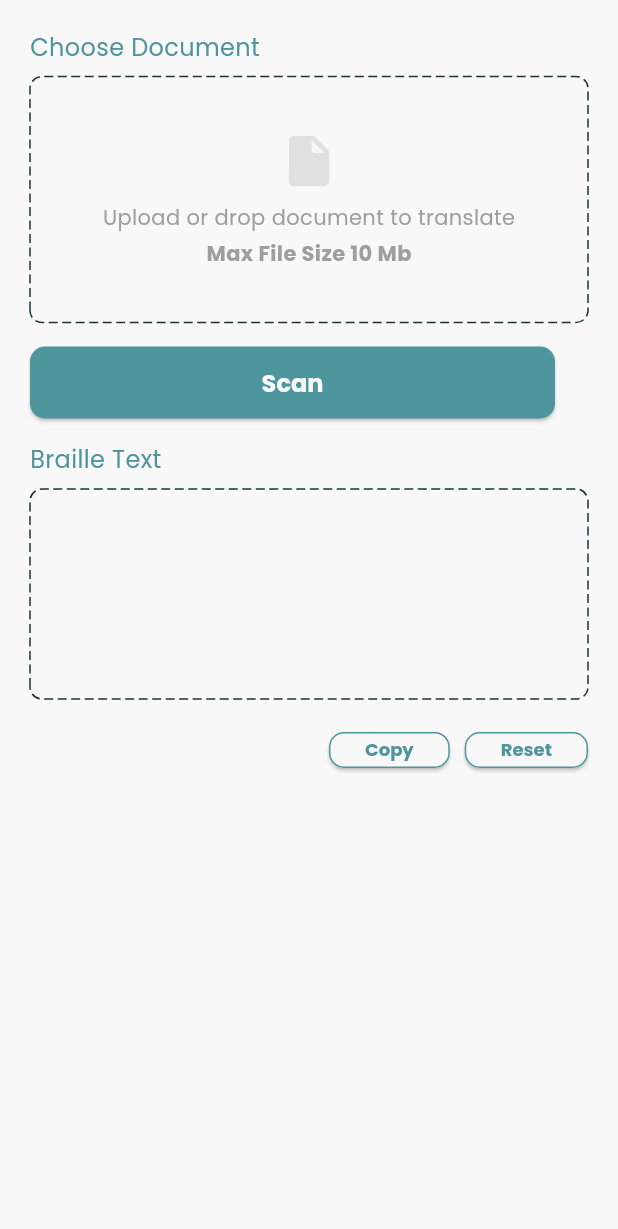
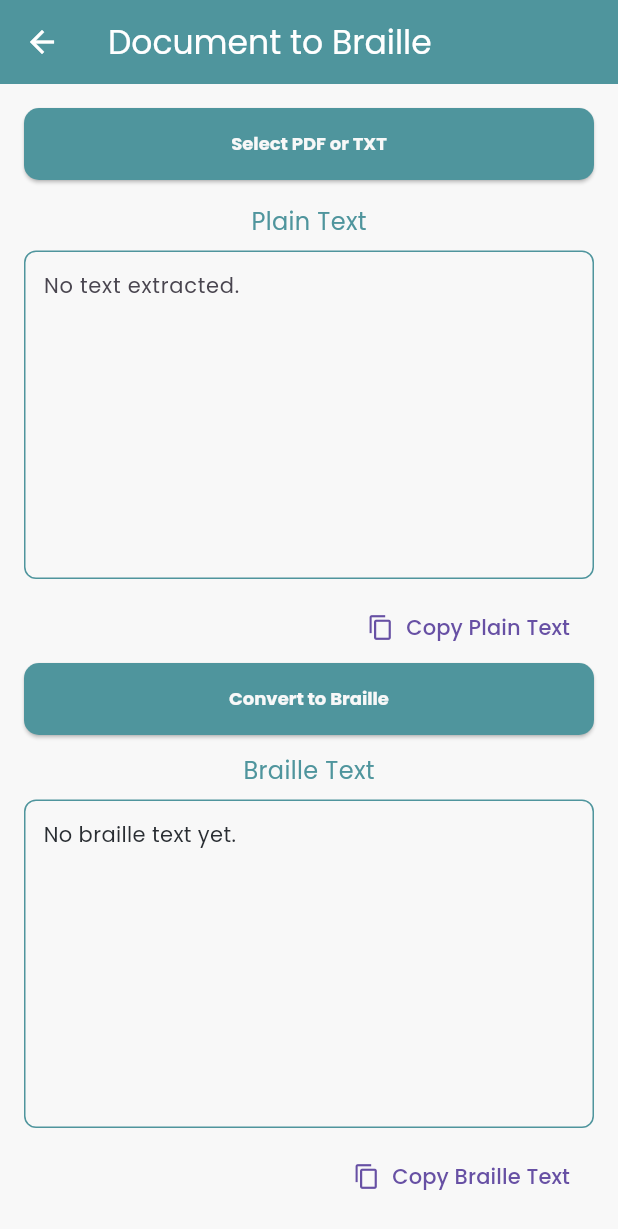
Before and after one commit to AhmadNaufal2525/braille-app, a Flutter app: the DocumentScreen screen opened by its route, on a phone screen of 412 x 824 dp. Shown: the top 1229 px of the screen. Run offline on Flutter 3.47's test engine with Material 3 defaults, Android fonts, the phone set to English and light mode, and no system bars; drawn by our look-alikes of dotted_border; our stand-ins replace camera, file_picker, permission_handler; missing offline and left inert: google_mlkit_text_recognition, syncfusion_flutter_pdf.

Commit message:
add document scan pdf and text

```diff
--- a/lib/ui/screen/document/document_screen.dart
+++ b/lib/ui/screen/document/document_screen.dart
@@ -1,9 +1,13 @@
-import 'package:braille_app/ui/screen/document/widget/dashed_file_form.dart';
-import 'package:braille_app/ui/screen/home/widget/dashed_textform_field.dart';
+import 'dart:io';
+import 'package:flutter/material.dart';
+import 'package:flutter/services.dart';
+import 'package:syncfusion_flutter_pdf/pdf.dart';
+import 'package:file_picker/file_picker.dart';
+import 'package:braille_app/ui/shared/basic_button.dart';
+import 'package:braille_app/ui/shared/label.dart';
 import 'package:braille_app/utils/config/theme/app_colors.dart';
 import 'package:braille_app/utils/config/theme/app_text_style.dart';
-import 'package:flutter/material.dart';
-import 'package:flutter/services.dart';
+import 'package:braille_app/ui/screen/home/converter.dart';
 
 class DocumentScreen extends StatefulWidget {
   const DocumentScreen({super.key});
@@ -13,77 +17,158 @@ class DocumentScreen extends StatefulWidget {
 }
 
 class _DocumentScreenState extends State<DocumentScreen> {
-  final TextEditingController brailleTextController = TextEditingController();
+  final TextEditingController plainTextController = TextEditingController();
+  String brailleText = '';
+
+  Future<void> pickFile() async {
+    final result = await FilePicker.platform.pickFiles(
+      type: FileType.custom,
+      allowedExtensions: ['pdf', 'txt'],
+    );
+
+    if (result != null && result.files.single.path != null) {
+      final filePath = result.files.single.path!;
+      final extension = filePath.split('.').last.toLowerCase();
+
+      if (extension == 'pdf') {
+        final bytes = File(filePath).readAsBytesSync();
+        final PdfDocument document = PdfDocument(inputBytes: bytes);
+        final extractor = PdfTextExtractor(document);
+        final StringBuffer buffer = StringBuffer();
+
+        for (int i = 0; i < document.pages.count; i++) {
+          final pageText = extractor.extractText(
+            startPageIndex: i,
+            endPageIndex: i,
+          );
+          buffer.writeln(pageText);
+          buffer.writeln('\n');
+        }
+
+        document.dispose();
+
+        setState(() {
+          plainTextController.text = _cleanText(buffer.toString());
+          brailleText = '';
+        });
+      } else if (extension == 'txt') {
+        final String content = await File(filePath).readAsString();
+        setState(() {
+          plainTextController.text = content.trim();
+          brailleText = '';
+        });
+      } else {
+        ScaffoldMessenger.of(context).showSnackBar(
+          const SnackBar(content: Text("Unsupported file format")),
+        );
+      }
+    }
+  }
+
+  String _cleanText(String text) {
+    return text
+        .replaceAll(RegExp(r'[ \t]+'), ' ')
+        .replaceAll(RegExp(r'\n{2,}'), '\n\n')
+        .trim();
+  }
+
+  void convertToBraille() {
+    setState(() {
+      brailleText = latinToBraille(plainTextController.text);
+    });
+  }
+
+  void copyToClipboard(String text) {
+    Clipboard.setData(ClipboardData(text: text));
+    ScaffoldMessenger.of(
+      context,
+    ).showSnackBar(const SnackBar(content: Text("Copied to clipboard")));
+  }
+
   @override
   Widget build(BuildContext context) {
     return Scaffold(
-      body: SafeArea(
-        child: Padding(
-          padding: const EdgeInsets.symmetric(vertical: 20, horizontal: 20),
+      appBar: AppBar(
+        title: const Text('Document to Braille'),
+        backgroundColor: AppColors.primaryColor,
+        foregroundColor: Colors.white,
+      ),
+      body: Padding(
+        padding: const EdgeInsets.all(16),
         child: Column(
-            crossAxisAlignment: CrossAxisAlignment.start,
           children: [
-              Text('Choose Document', style: AppTextStyle.largeGreen),
-              const SizedBox(height: 8),
-              DashedFilePickerField(),
+            BasicButton(
+              text: 'Select PDF or TXT',
+              onPress: pickFile,
+              width: double.infinity,
+              height: 48,
+            ),
             const SizedBox(height: 16),
-              ElevatedButton(onPressed: () {}, child: const Text('Scan')),
-              const SizedBox(height: 16),
-              Text('Braille Text', style: AppTextStyle.largeGreen),
-              const SizedBox(height: 8),
-              DashedTextFormField(
-                hintText: '',
-                controller: brailleTextController,
+            const Label(text: 'Plain Text'),
+            Expanded(
+              child: Container(
+                width: double.infinity,
+
+                decoration: BoxDecoration(
+                  border: Border.all(color: AppColors.primaryColor),
+                  borderRadius: BorderRadius.circular(8),
                 ),
-              SizedBox(height: 10),
-              Row(
-                mainAxisAlignment: MainAxisAlignment.end,
-                children: [
-                  Row(
-                    children: [
-                      ElevatedButton(
-                        onPressed: () {
-                          Clipboard.setData(
-                            ClipboardData(text: brailleTextController.text),
-                          );
-                        },
-                        style: ElevatedButton.styleFrom(
-                          backgroundColor: AppColors.whiteColor,
-                          minimumSize: const Size(56, 24),
-                          side: BorderSide(
-                            color: AppColors.primaryColor,
-                            width: 1,
+                padding: const EdgeInsets.all(12),
+                child: SingleChildScrollView(
+                  child: TextField(
+                    controller: plainTextController,
+                    style: AppTextStyle.mediumBlack,
+                    maxLines: null,
+                    decoration: const InputDecoration.collapsed(
+                      hintText: 'No text extracted.',
                     ),
                   ),
-                        child: const Text(
-                          'Copy',
-                          style: AppTextStyle.smallGreenBold,
                 ),
               ),
-                      SizedBox(width: 10),
-                      ElevatedButton(
-                        onPressed: () {
-                          brailleTextController.clear();
-                        },
-                        style: ElevatedButton.styleFrom(
-                          backgroundColor: AppColors.whiteColor,
-                          minimumSize: const Size(56, 24),
-                          side: BorderSide(
-                            color: AppColors.primaryColor,
-                            width: 1,
+            ),
+            const SizedBox(height: 8),
+            Align(
+              alignment: Alignment.centerRight,
+              child: TextButton.icon(
+                onPressed: () => copyToClipboard(plainTextController.text),
+                icon: const Icon(Icons.copy, size: 18),
+                label: const Text('Copy Plain Text'),
               ),
             ),
-                        child: const Text(
-                          'Reset',
-                          style: AppTextStyle.smallGreenBold,
+            BasicButton(
+              text: 'Convert to Braille',
+              onPress: convertToBraille,
+              width: double.infinity,
+              height: 48,
+            ),
+            const SizedBox(height: 12),
+            const Label(text: 'Braille Text'),
+            Expanded(
+              child: Container(
+                width: double.infinity,
+                decoration: BoxDecoration(
+                  border: Border.all(color: AppColors.primaryColor),
+                  borderRadius: BorderRadius.circular(8),
+                ),
+                padding: const EdgeInsets.all(12),
+                child: SingleChildScrollView(
+                  child: Text(
+                    brailleText.isEmpty ? 'No braille text yet.' : brailleText,
+                    style: AppTextStyle.mediumBlack,
+                  ),
+                ),
+              ),
+            ),
+            const SizedBox(height: 8),
+            Align(
+              alignment: Alignment.centerRight,
+              child: TextButton.icon(
+                onPressed: () => copyToClipboard(brailleText),
+                icon: const Icon(Icons.copy, size: 18),
+                label: const Text('Copy Braille Text'),
               ),
             ),
           ],
-                  ),
-                ],
-              ),
-            ],
-          ),
         ),
       ),
     );
--- a/pubspec.yaml
+++ b/pubspec.yaml
@@ -7,13 +7,15 @@ environment:
   sdk: ^3.7.2
 dependencies:
   camera: ^0.10.5+5
+  crypto: ^3.0.6
   cupertino_icons: ^1.0.8
   dotted_border: ^2.1.0
-  file_picker: ^10.1.7
   flutter:
     sdk: flutter
+  file_picker: ^10.1.7
   google_mlkit_text_recognition: ^0.15.0
   permission_handler: ^12.0.0+1
+  syncfusion_flutter_pdf: ^29.2.4
 
 dev_dependencies:
   flutter_lints: ^5.0.0
```
Also changed, not shown: pubspec.lock. Lines whose indentation alone changed are shown as unchanged.
